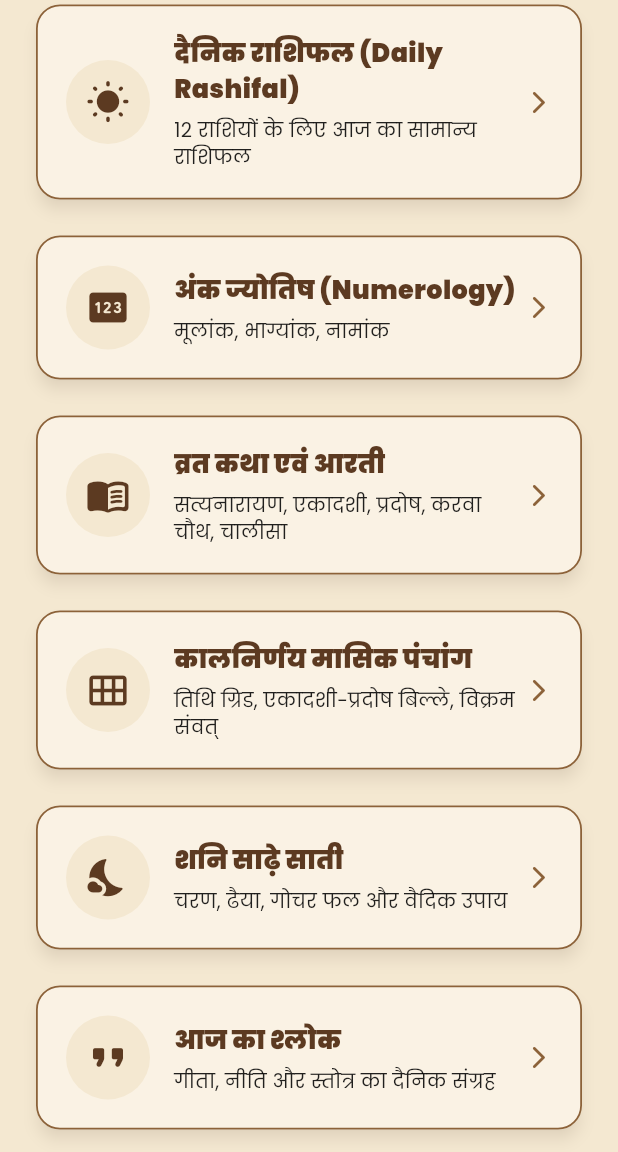
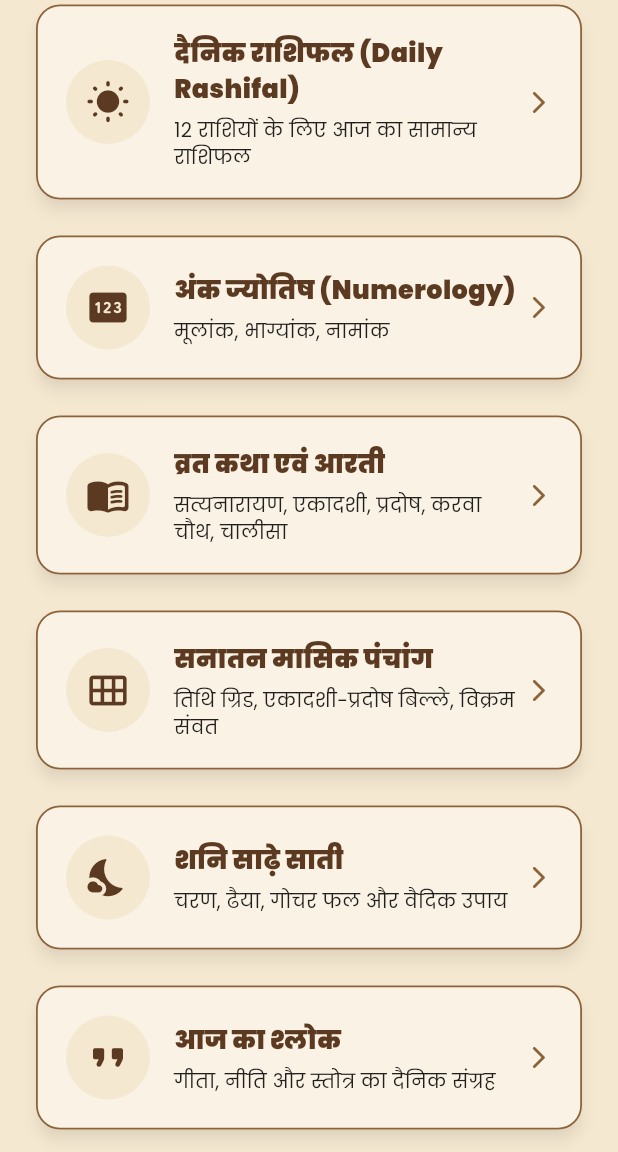
Before and after one commit to shastrimanish-debug/shakti-panchang, a Flutter app: the HomeScreen screen opened directly, scrolled down 1152 dp, on a phone screen of 412 x 824 dp, the part 84-1236 px from its top. Run offline on Flutter 3.47's test engine with Material 3 defaults, Android fonts, the phone set to English and light mode, and no system bars; our stand-ins replace audioplayers, flutter_local_notifications, flutter_tts, geolocator, google_fonts, in_app_purchase and 8 more; missing offline and left inert: dart:ffi, dart:js_interop, page_flip; accounts and stored records are empty; statements that could not run were skipped.

Commit message:
fix: show Sanatan Masik Panchang on Home instead of Kalnirnay

```diff
--- a/lib/screens/home_screen.dart
+++ b/lib/screens/home_screen.dart
@@ -11,7 +11,7 @@ import 'shubh_samay_screen.dart';
 import 'numerology_screen.dart';
 import 'daily_rashifal_screen.dart';
 import 'vrat_katha_screen.dart';
-import 'kalnirnay_screen.dart';
+import 'sanatan_masik_panchang_screen.dart';
 import 'sade_sati_screen.dart';
 import 'daily_shloka_screen.dart';
 import 'hora_chakra_screen.dart';
@@ -170,7 +170,7 @@ class _HomeScreenState extends State<HomeScreen> {
           const SizedBox(height: 16),
           _homeNavCard(context, title: 'व्रत कथा एवं आरती', subtitle: 'सत्यनारायण, एकादशी, प्रदोष, करवा चौथ, चालीसा', icon: Icons.menu_book_rounded, onTap: () => Navigator.push(context, MaterialPageRoute(builder: (_) => const VratKathaScreen()))),
           const SizedBox(height: 16),
-          _homeNavCard(context, title: 'कालनिर्णय मासिक पंचांग', subtitle: 'तिथि ग्रिड, एकादशी-प्रदोष बिल्ले, विक्रम संवत्', icon: Icons.calendar_view_month_rounded, onTap: () => Navigator.push(context, MaterialPageRoute(builder: (_) => const KalnirnayScreen()))),
+          _homeNavCard(context, title: 'सनातन मासिक पंचांग', subtitle: 'तिथि ग्रिड, एकादशी-प्रदोष बिल्ले, विक्रम संवत', icon: Icons.calendar_view_month_rounded, onTap: () => Navigator.push(context, MaterialPageRoute(builder: (_) => const SanatanMasikPanchangScreen()))),
           const SizedBox(height: 16),
           _homeNavCard(context, title: 'शनि साढ़े साती', subtitle: 'चरण, ढैया, गोचर फल और वैदिक उपाय', icon: Icons.nights_stay_rounded, onTap: () => Navigator.push(context, MaterialPageRoute(builder: (_) => const SadeSatiScreen()))),
           const SizedBox(height: 16),
```
